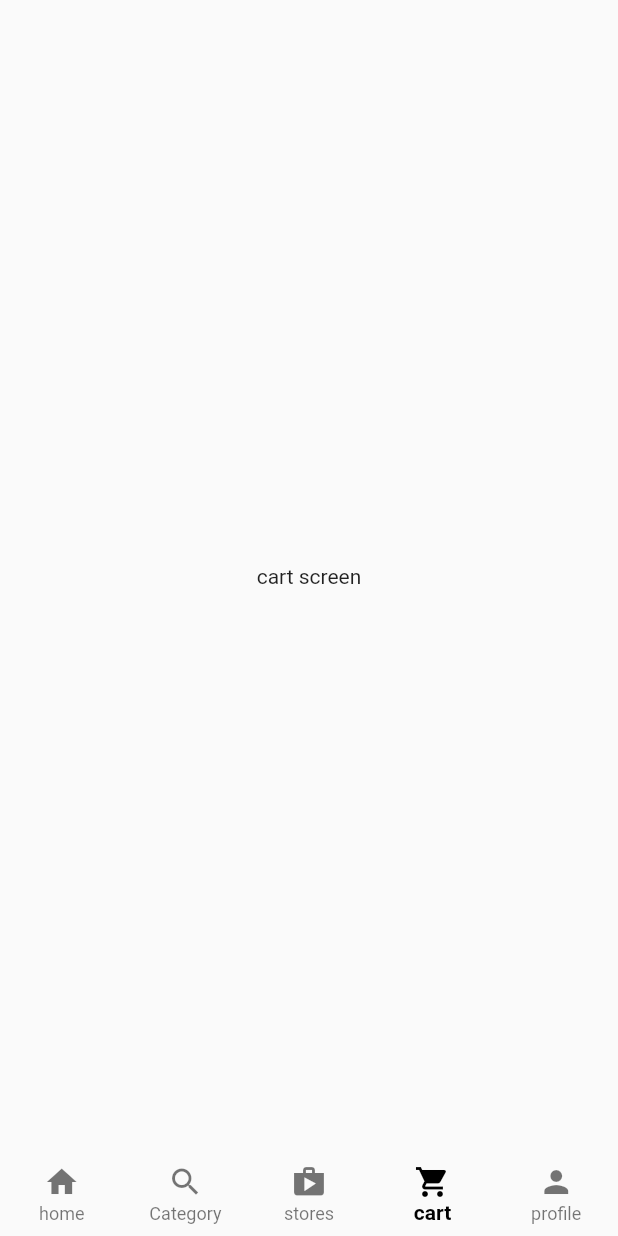
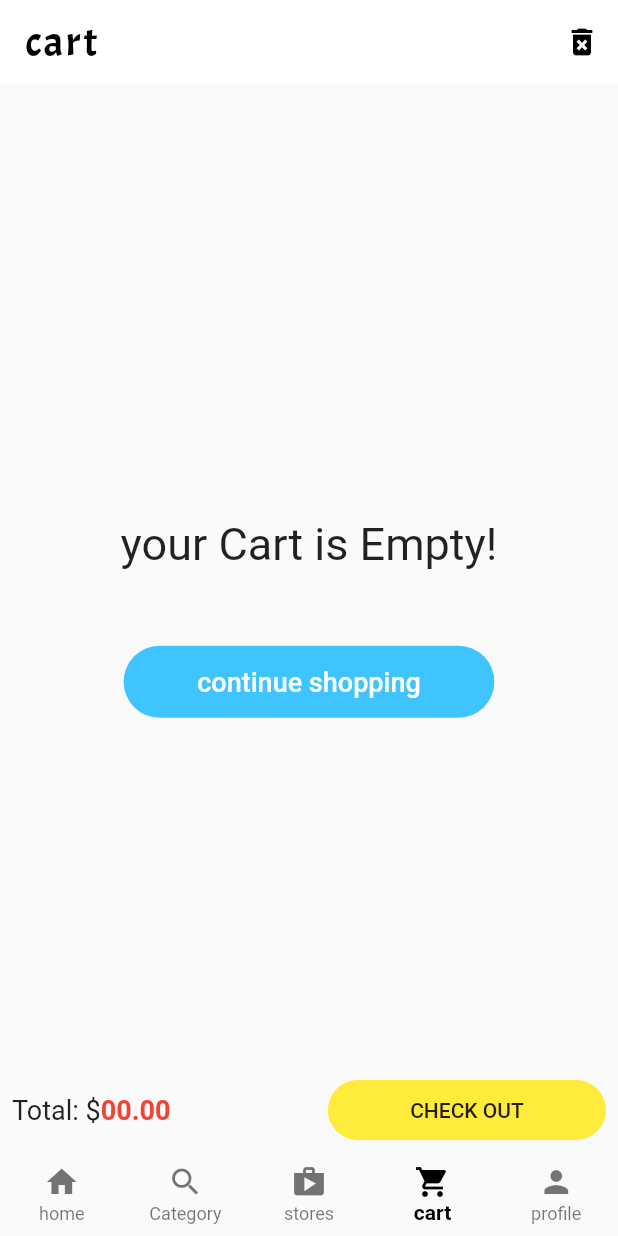
Before and after one commit to maxamediidg/Multistore_project, a Flutter app: the screen it shows after launch, item 4 of the bottom bar chosen, on a phone screen of 412 x 824 dp. Run offline on Flutter 3.47's test engine with Material 2 defaults, Android fonts, the phone set to English and light mode, and no system bars.

Commit message:
initial commit

```diff
--- /dev/null
+++ b/lib/main_Screens/cart.dart
@@ -0,0 +1,93 @@
+import 'package:flutter/material.dart';
+import 'package:multistore/main_Screens/customer_home.dart';
+import 'package:multistore/widgets/Appbar_widgets.dart';
+import 'package:multistore/widgets/categ_widgets.dart';
+
+class CartScreen extends StatefulWidget {
+  const CartScreen({super.key});
+
+  @override
+  State<CartScreen> createState() => _CartScreenState();
+}
+
+class _CartScreenState extends State<CartScreen> {
+  @override
+  Widget build(BuildContext context) {
+    return Scaffold(
+      appBar: AppBar(
+        elevation: 0,
+        backgroundColor: Colors.white,
+        title: const AppbarTitle(title: 'cart'),
+        actions: [
+          IconButton(
+              onPressed: () {},
+              icon: const Icon(
+                Icons.delete_forever,
+                color: Colors.black,
+              ))
+        ],
+      ),
+      body: Center(
+        child: Column(
+          mainAxisAlignment: MainAxisAlignment.center,
+          children: [
+            const Text('your Cart is Empty!', style: TextStyle(fontSize: 30)),
+            const SizedBox(
+              height: 50,
+            ),
+            Material(
+              color: Colors.lightBlueAccent,
+              borderRadius: BorderRadius.circular(25),
+              child: MaterialButton(
+                  minWidth: MediaQuery.of(context).size.width * 0.6,
+                  onPressed: () {
+                    Navigator.pushReplacement(
+                        context,
+                        MaterialPageRoute(
+                            builder: (context) => const CustomerHomeScreen()));
+                  },
+                  child: const Text(
+                    'continue shopping',
+                    style: TextStyle(fontSize: 18, color: Colors.white),
+                  )),
+            )
+          ],
+        ),
+      ),
+      bottomSheet: Padding(
+        padding: const EdgeInsets.all(8.0),
+        child: Row(
+          mainAxisAlignment: MainAxisAlignment.spaceBetween,
+          children: [
+            Row(
+              children: const [
+                Text(
+                  'Total: \$',
+                  style: TextStyle(fontSize: 18),
+                ),
+                Text(
+                  '00.00',
+                  style: TextStyle(
+                      fontSize: 18,
+                      fontWeight: FontWeight.bold,
+                      color: Colors.red),
+                ),
+              ],
+            ),
+            Container(
+              height: 40,
+              width: MediaQuery.of(context).size.width * 0.45,
+              decoration: BoxDecoration(
+                  color: Colors.yellow,
+                  borderRadius: BorderRadius.circular(25)),
+              child: MaterialButton(
+                onPressed: () {},
+                child: const Text('CHECK OUT'),
+              ),
+            )
+          ],
+        ),
+      ),
+    );
+  }
+}
--- a/lib/main_Screens/customer_home.dart
+++ b/lib/main_Screens/customer_home.dart
@@ -1,6 +1,8 @@
 import 'package:flutter/material.dart';
+import 'package:multistore/main_Screens/cart.dart';
 import 'package:multistore/main_Screens/category.dart';
 import 'package:multistore/main_Screens/home.dart';
+import 'package:multistore/main_Screens/profile.dart';
 import 'package:multistore/main_Screens/stores.dart';
 
 class CustomerHomeScreen extends StatefulWidget {
@@ -16,12 +18,8 @@ class _CustomerHomeScreenState extends State<CustomerHomeScreen> {
     HomeScreen(),
     CategoryScreen(),
     StoresScreen(),
-    Center(
-      child: Text('cart screen'),
-    ),
-    Center(
-      child: Text('profile screen'),
-    ),
+    CartScreen(),
+    ProfileScreen(),
   ];
   @override
   Widget build(BuildContext context) {
```
Also changed, not shown: lib/main_Screens/profile.dart (added, +144 -0 lines).
